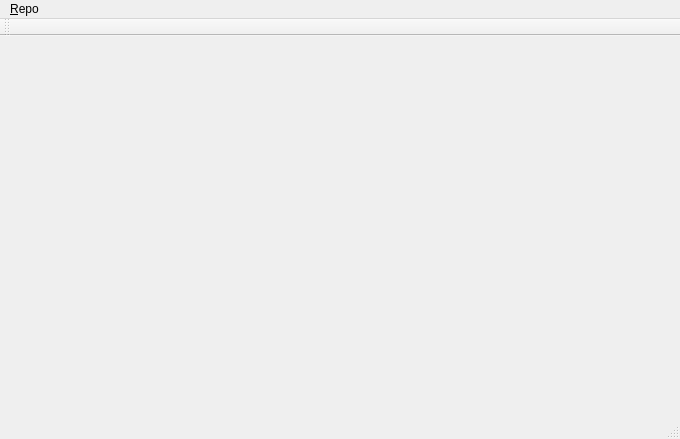
The window that GitLog/logwindow.ui (zolotov-av/GitTools) describes before a commit, drawn with Qt 5.
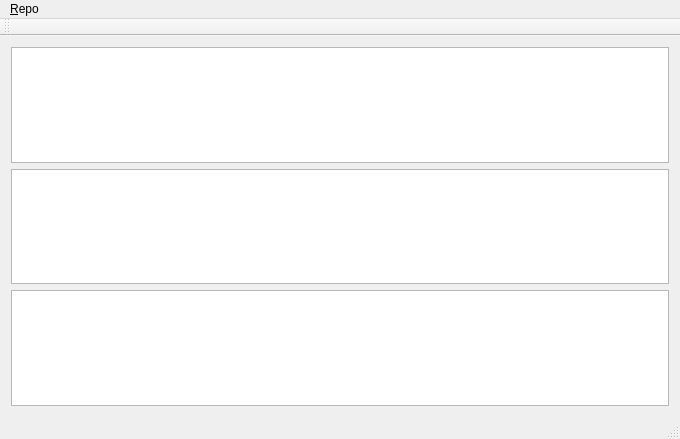
The same window after the commit.

What changed in the file:
```diff
--- a/GitLog/logwindow.ui
+++ b/GitLog/logwindow.ui
@@ -14,7 +14,17 @@
    <string>LogWindow</string>
   </property>
   <widget class="QWidget" name="centralWidget">
-   <layout class="QVBoxLayout" name="verticalLayout"/>
+   <layout class="QVBoxLayout" name="verticalLayout">
+    <item>
+     <widget class="QTreeView" name="logView"/>
+    </item>
+    <item>
+     <widget class="QTextEdit" name="commitMessage"/>
+    </item>
+    <item>
+     <widget class="QTreeView" name="commitView"/>
+    </item>
+   </layout>
   </widget>
   <widget class="QMenuBar" name="menuBar">
    <property name="geometry">
```
